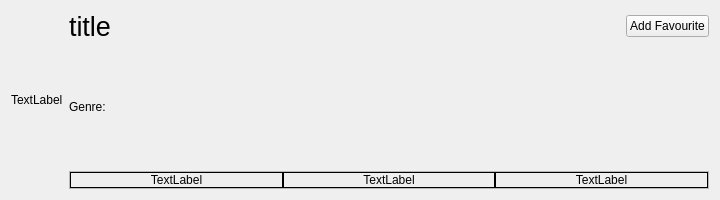
Above: ClipFlix/movie_scroll.ui from andralves717/IHC_Clipflix before the change. Below: the same form after it.
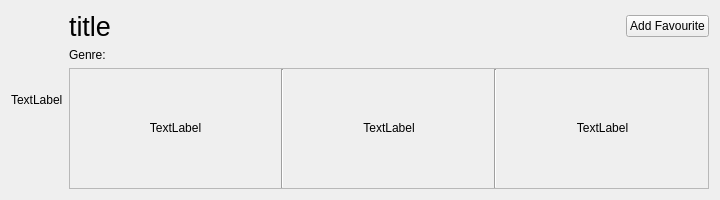
That is the form after the change.

```diff
--- a/ClipFlix/movie_scroll.ui
+++ b/ClipFlix/movie_scroll.ui
@@ -48,7 +48,7 @@
          <item>
           <widget class="QLabel" name="title">
            <property name="sizePolicy">
-            <sizepolicy hsizetype="Minimum" vsizetype="Preferred">
+            <sizepolicy hsizetype="Minimum" vsizetype="Minimum">
              <horstretch>0</horstretch>
              <verstretch>0</verstretch>
             </sizepolicy>
@@ -56,6 +56,9 @@
            <property name="text">
             <string>&lt;html&gt;&lt;head/&gt;&lt;body&gt;&lt;p&gt;&lt;span style=&quot; font-size:20pt;&quot;&gt;title&lt;/span&gt;&lt;/p&gt;&lt;/body&gt;&lt;/html&gt;</string>
            </property>
+           <property name="textInteractionFlags">
+            <set>Qt::LinksAccessibleByMouse|Qt::TextSelectableByMouse</set>
+           </property>
           </widget>
          </item>
          <item>
@@ -75,15 +78,24 @@
        </item>
        <item>
         <widget class="QLabel" name="genre">
+         <property name="sizePolicy">
+          <sizepolicy hsizetype="Preferred" vsizetype="Minimum">
+           <horstretch>0</horstretch>
+           <verstretch>0</verstretch>
+          </sizepolicy>
+         </property>
          <property name="text">
           <string>Genre:</string>
          </property>
+         <property name="textInteractionFlags">
+          <set>Qt::LinksAccessibleByMouse|Qt::TextSelectableByMouse</set>
+         </property>
         </widget>
        </item>
        <item>
         <widget class="QFrame" name="frame">
          <property name="sizePolicy">
-          <sizepolicy hsizetype="Preferred" vsizetype="Maximum">
+          <sizepolicy hsizetype="Preferred" vsizetype="MinimumExpanding">
            <horstretch>0</horstretch>
            <verstretch>0</verstretch>
           </sizepolicy>
@@ -117,34 +129,84 @@
             </property>
             <item>
              <widget class="QLabel" name="year">
+              <property name="sizePolicy">
+               <sizepolicy hsizetype="Preferred" vsizetype="MinimumExpanding">
+                <horstretch>0</horstretch>
+                <verstretch>0</verstretch>
+               </sizepolicy>
+              </property>
               <property name="frameShape">
-               <enum>QFrame::Box</enum>
+               <enum>QFrame::NoFrame</enum>
               </property>
               <property name="text">
                <string>TextLabel</string>
               </property>
               <property name="alignment">
                <set>Qt::AlignCenter</set>
+              </property>
+              <property name="textInteractionFlags">
+               <set>Qt::LinksAccessibleByMouse|Qt::TextSelectableByMouse</set>
+              </property>
+             </widget>
+            </item>
+            <item>
+             <widget class="Line" name="line">
+              <property name="sizePolicy">
+               <sizepolicy hsizetype="Fixed" vsizetype="MinimumExpanding">
+                <horstretch>0</horstretch>
+                <verstretch>0</verstretch>
+               </sizepolicy>
+              </property>
+              <property name="orientation">
+               <enum>Qt::Vertical</enum>
               </property>
              </widget>
             </item>
             <item>
              <widget class="QLabel" name="duration">
+              <property name="sizePolicy">
+               <sizepolicy hsizetype="Preferred" vsizetype="MinimumExpanding">
+                <horstretch>0</horstretch>
+                <verstretch>0</verstretch>
+               </sizepolicy>
+              </property>
               <property name="frameShape">
-               <enum>QFrame::Box</enum>
+               <enum>QFrame::NoFrame</enum>
               </property>
               <property name="text">
                <string>TextLabel</string>
               </property>
               <property name="alignment">
                <set>Qt::AlignCenter</set>
+              </property>
+              <property name="textInteractionFlags">
+               <set>Qt::LinksAccessibleByMouse|Qt::TextSelectableByMouse</set>
+              </property>
+             </widget>
+            </item>
+            <item>
+             <widget class="Line" name="line_2">
+              <property name="sizePolicy">
+               <sizepolicy hsizetype="Fixed" vsizetype="MinimumExpanding">
+                <horstretch>0</horstretch>
+                <verstretch>0</verstretch>
+               </sizepolicy>
+              </property>
+              <property name="orientation">
+               <enum>Qt::Vertical</enum>
               </property>
              </widget>
             </item>
             <item>
              <widget class="QLabel" name="rating">
+              <property name="sizePolicy">
+               <sizepolicy hsizetype="Preferred" vsizetype="MinimumExpanding">
+                <horstretch>0</horstretch>
+                <verstretch>0</verstretch>
+               </sizepolicy>
+              </property>
               <property name="frameShape">
-               <enum>QFrame::Box</enum>
+               <enum>QFrame::NoFrame</enum>
               </property>
               <property name="text">
                <string>TextLabel</string>
@@ -152,6 +214,9 @@
               <property name="alignment">
                <set>Qt::AlignCenter</set>
               </property>
+              <property name="textInteractionFlags">
+               <set>Qt::LinksAccessibleByMouse|Qt::TextSelectableByMouse</set>
+              </property>
              </widget>
             </item>
            </layout>
```
